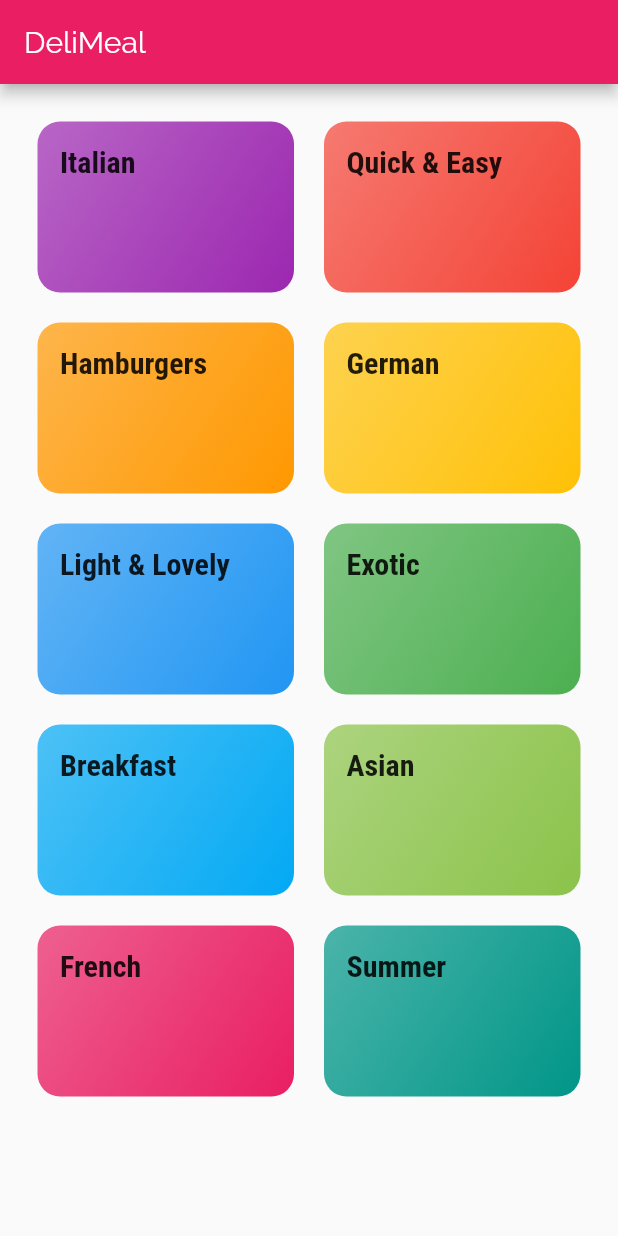
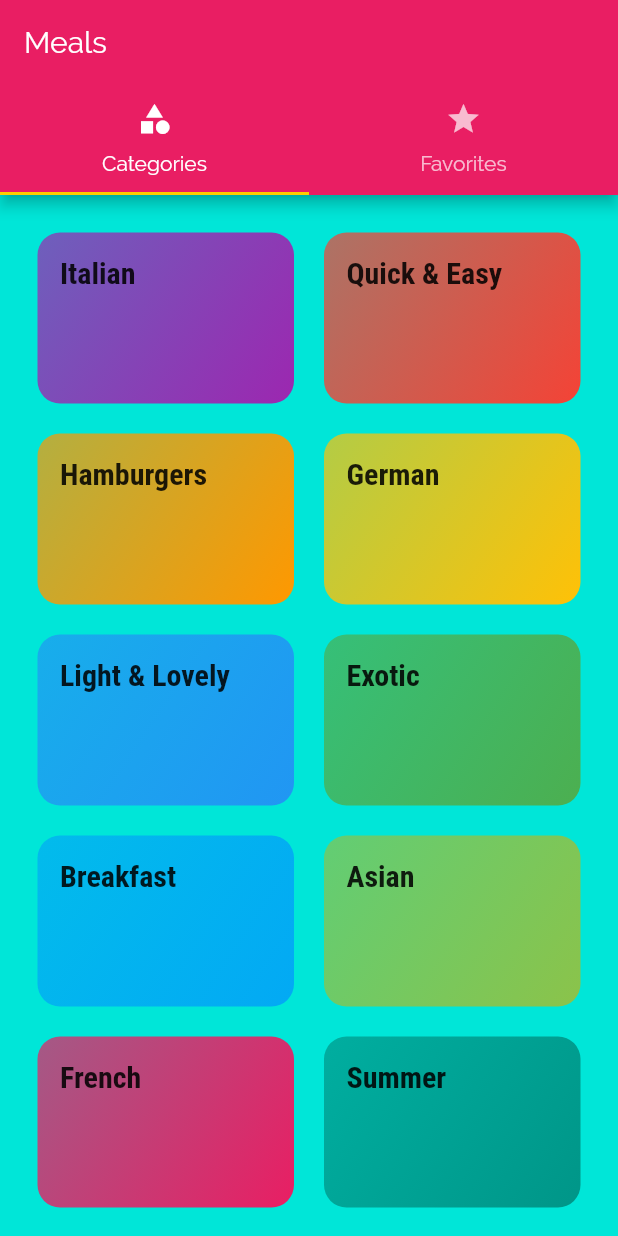
Before and after one commit to Kalam031/Meal-App, a Flutter app: the screen it shows after launch, on a phone screen of 412 x 824 dp. Run offline on Flutter 3.47's test engine with Material 2 defaults, Android fonts, the phone set to English and light mode, and no system bars.

Commit message:
adding tapBar to appBar

```diff
--- a/lib/main.dart
+++ b/lib/main.dart
@@ -1,4 +1,5 @@
 import 'package:flutter/material.dart';
+import './screens/tabs_screen.dart';
 import './screens/meal_detail_screen.dart';
 import 'screens/category_meals_screen.dart';
 import 'screens/catagories_screen.dart';
@@ -13,6 +14,7 @@ class MyApp extends StatelessWidget {
       theme: ThemeData(
         primarySwatch: Colors.pink,
         accentColor: Color.fromRGBO(255, 205, 0, 1),
+        canvasColor: Color.fromRGBO(0, 230, 216, 1),
         fontFamily: 'Raleway',
         textTheme: ThemeData.light().textTheme.copyWith(
               bodyText1: TextStyle(
@@ -29,7 +31,7 @@ class MyApp extends StatelessWidget {
       //home: CatergoriesScreen(),
       //initialRoute: '/',
       routes: {
-        '/': (context) => CatergoriesScreen(),
+        '/': (context) => TabsScreen(),
         CategoryMealsScreen.routeName: (context) => CategoryMealsScreen(),
         MealDetailScreen.routeName: (context) => MealDetailScreen(),
       },
--- a/lib/screens/catagories_screen.dart
+++ b/lib/screens/catagories_screen.dart
@@ -5,13 +5,7 @@ import '../widgets/category_item.dart';
 class CatergoriesScreen extends StatelessWidget {
   @override
   Widget build(BuildContext context) {
-    return Scaffold(
-      appBar: AppBar(
-        title: const Text(
-          'DeliMeal',
-        ),
-      ),
-      body: GridView(
+    return GridView(
       padding: EdgeInsets.all(25),
       children: DUMMY_CATEGORIES
           .map(
@@ -28,7 +22,6 @@ class CatergoriesScreen extends StatelessWidget {
         mainAxisSpacing: 20,
         crossAxisSpacing: 20,
       ),
-      ),
     );
   }
 }
--- /dev/null
+++ b/lib/screens/favorites_screen.dart
@@ -0,0 +1,12 @@
+import 'package:flutter/material.dart';
+
+class FavoritesScreen extends StatelessWidget {
+  @override
+  Widget build(BuildContext context) {
+    return Center(
+      child: Text(
+        'Favorites',
+      ),
+    );
+  }
+}
--- /dev/null
+++ b/lib/screens/tabs_screen.dart
@@ -0,0 +1,46 @@
+import 'package:flutter/material.dart';
+import 'package:flutter_complete_guide/screens/favorites_screen.dart';
+import './catagories_screen.dart';
+
+class TabsScreen extends StatefulWidget {
+  @override
+  _TabsScreenState createState() => _TabsScreenState();
+}
+
+class _TabsScreenState extends State<TabsScreen> {
+  @override
+  Widget build(BuildContext context) {
+    return DefaultTabController(
+      length: 2,
+      child: Scaffold(
+        appBar: AppBar(
+          title: Text(
+            'Meals',
+          ),
+          bottom: TabBar(
+            tabs: [
+              Tab(
+                icon: Icon(
+                  Icons.category,
+                ),
+                text: 'Categories',
+              ),
+              Tab(
+                icon: Icon(
+                  Icons.star,
+                ),
+                text: 'Favorites',
+              ),
+            ],
+          ),
+        ),
+        body: TabBarView(
+          children: [
+            CatergoriesScreen(),
+            FavoritesScreen(),
+          ],
+        ),
+      ),
+    );
+  }
+}
```
Lines whose indentation alone changed are shown as unchanged.
